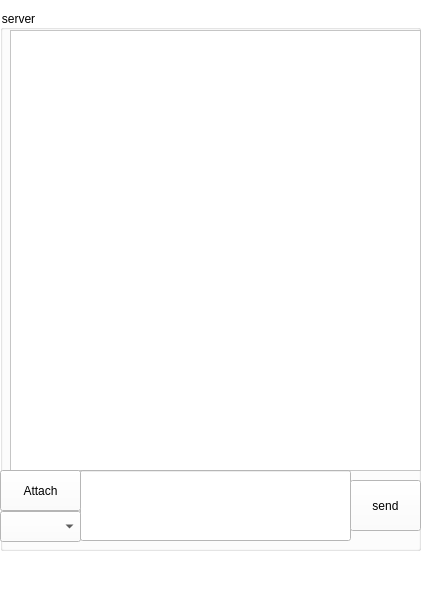
This is telegram client 2/page4_home.ui in dzhevad/telegram_project as Qt 5 draws it before an edit. The edited form follows.
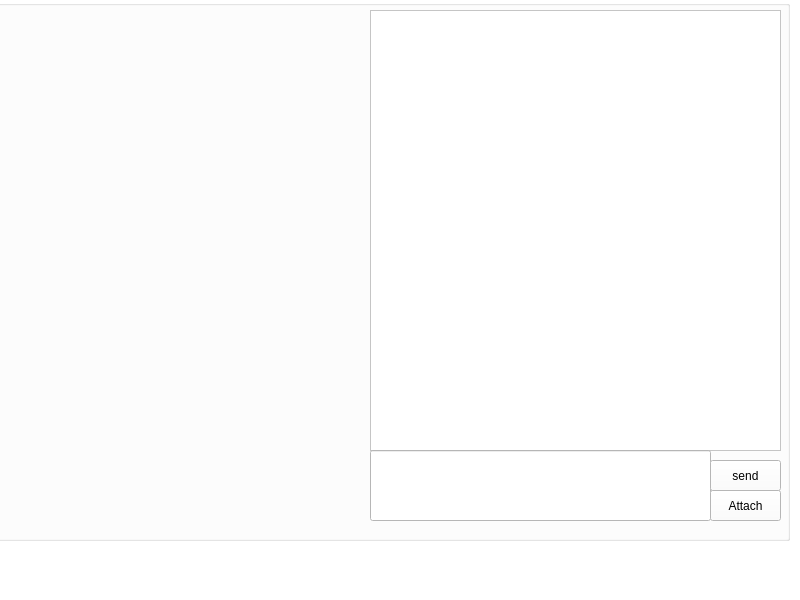
This is the edited form.

Diff of the .ui file:
```diff
--- a/telegram client 2/page4_home.ui
+++ b/telegram client 2/page4_home.ui
@@ -6,8 +6,8 @@
    <rect>
     <x>0</x>
     <y>0</y>
-    <width>426</width>
-    <height>595</height>
+    <width>800</width>
+    <height>600</height>
    </rect>
   </property>
   <property name="windowTitle">
@@ -20,20 +20,26 @@
    <widget class="QGroupBox" name="groupBox_chatbox">
     <property name="geometry">
      <rect>
-      <x>0</x>
-      <y>10</y>
-      <width>421</width>
+      <x>-10</x>
+      <y>0</y>
+      <width>800</width>
       <height>541</height>
      </rect>
     </property>
+    <property name="maximumSize">
+     <size>
+      <width>800</width>
+      <height>600</height>
+     </size>
+    </property>
     <property name="title">
-     <string>server</string>
+     <string/>
     </property>
     <widget class="QTextBrowser" name="textBrowser_receivedMessages">
      <property name="geometry">
       <rect>
-       <x>10</x>
-       <y>20</y>
+       <x>380</x>
+       <y>10</y>
        <width>411</width>
        <height>441</height>
       </rect>
@@ -42,9 +48,9 @@
     <widget class="QLineEdit" name="lineEdit_message">
      <property name="geometry">
       <rect>
-       <x>80</x>
-       <y>460</y>
-       <width>271</width>
+       <x>380</x>
+       <y>450</y>
+       <width>341</width>
        <height>71</height>
       </rect>
      </property>
@@ -52,33 +58,23 @@
     <widget class="QPushButton" name="pushButton_sendMessage">
      <property name="geometry">
       <rect>
-       <x>350</x>
-       <y>470</y>
+       <x>720</x>
+       <y>460</y>
        <width>71</width>
-       <height>51</height>
+       <height>31</height>
       </rect>
      </property>
      <property name="text">
       <string>send</string>
      </property>
     </widget>
-    <widget class="QComboBox" name="comboBox_receiver">
-     <property name="geometry">
-      <rect>
-       <x>0</x>
-       <y>501</y>
-       <width>81</width>
-       <height>31</height>
-      </rect>
-     </property>
-    </widget>
     <widget class="QPushButton" name="pushButton_sendAttachment">
      <property name="geometry">
       <rect>
-       <x>0</x>
-       <y>460</y>
-       <width>81</width>
-       <height>41</height>
+       <x>720</x>
+       <y>490</y>
+       <width>71</width>
+       <height>31</height>
       </rect>
      </property>
      <property name="text">
```
Left out of the diff: 4 changed lines with no effect on the pictures.
